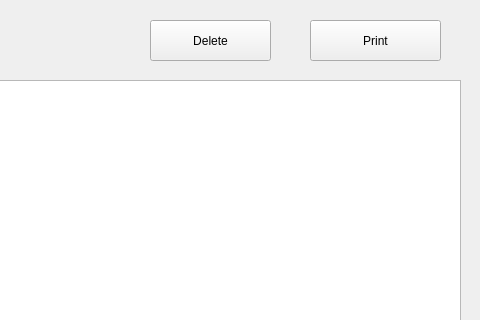
Qt form raw-ui/search_result_window.ui (soda-sh/uni-salary) before a commit; both pictures show x 340 to 820 and y 0 to 320 of the 820 by 576 pixel window.
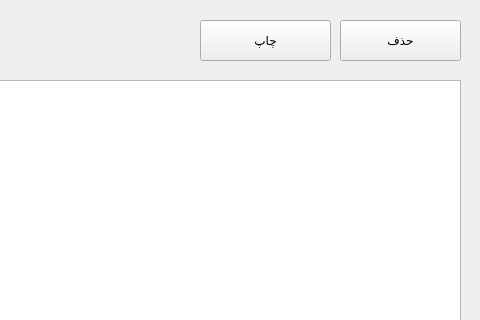
The same form after that commit.

The edit to the form file:
```diff
--- a/raw-ui/search_result_window.ui
+++ b/raw-ui/search_result_window.ui
@@ -26,27 +26,27 @@
   <widget class="QPushButton" name="printBtn">
    <property name="geometry">
     <rect>
-     <x>650</x>
+     <x>540</x>
      <y>20</y>
      <width>131</width>
      <height>41</height>
     </rect>
    </property>
    <property name="text">
-    <string>Print</string>
+    <string>چاپ</string>
    </property>
   </widget>
   <widget class="QPushButton" name="deleteBtn">
    <property name="geometry">
     <rect>
-     <x>490</x>
+     <x>680</x>
      <y>20</y>
      <width>121</width>
      <height>41</height>
     </rect>
    </property>
    <property name="text">
-    <string>Delete</string>
+    <string>حذف</string>
    </property>
   </widget>
  </widget>
```
